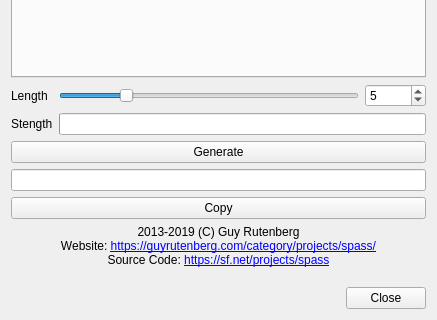
Old version of the form mainwindow.ui in the repository guyru/spass; both pictures show x 0 to 437 and y 145 to 465 of the 437 by 465 pixel window.
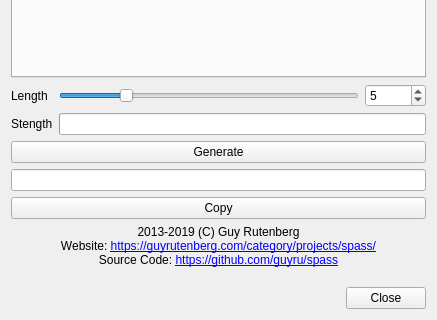
New version of the form.

Commit message: Move site back to GitHub.

The edit to the form file:
```diff
--- a/mainwindow.ui
+++ b/mainwindow.ui
@@ -248,7 +248,7 @@
     <item>
      <widget class="QLabel" name="label_3">
       <property name="text">
-       <string>&lt;html&gt;&lt;head/&gt;&lt;body&gt;&lt;p align=&quot;center&quot;&gt;2013-2019 (C) Guy Rutenberg&lt;br/&gt;Website: &lt;a href=&quot;https://guyrutenberg.com/category/projects/spass/&quot;&gt;&lt;span style=&quot; text-decoration: underline; color:#0000ff;&quot;&gt;https://guyrutenberg.com/category/projects/spass/&lt;/span&gt;&lt;/a&gt;&lt;br/&gt;Source Code: &lt;a href=&quot;https://sf.net/projects/spass&quot;&gt;&lt;span style=&quot; text-decoration: underline; color:#0000ff;&quot;&gt;https://sf.net/projects/spass&lt;/span&gt;&lt;/a&gt;&lt;br/&gt;&lt;/p&gt;&lt;/body&gt;&lt;/html&gt;</string>
+       <string>&lt;html&gt;&lt;head/&gt;&lt;body&gt;&lt;p align=&quot;center&quot;&gt;2013-2019 (C) Guy Rutenberg&lt;br/&gt;Website: &lt;a href=&quot;https://guyrutenberg.com/category/projects/spass/&quot;&gt;&lt;span style=&quot; text-decoration: underline; color:#0000ff;&quot;&gt;https://guyrutenberg.com/category/projects/spass/&lt;/span&gt;&lt;/a&gt;&lt;br/&gt;Source Code: &lt;a href=&quot;https://github.com/guyru/spass&quot;&gt;&lt;span style=&quot; text-decoration: underline; color:#0000ff;&quot;&gt;https://github.com/guyru/spass&lt;/span&gt;&lt;/a&gt;&lt;br/&gt;&lt;/p&gt;&lt;/body&gt;&lt;/html&gt;</string>
       </property>
       <property name="openExternalLinks">
        <bool>true</bool>
```
